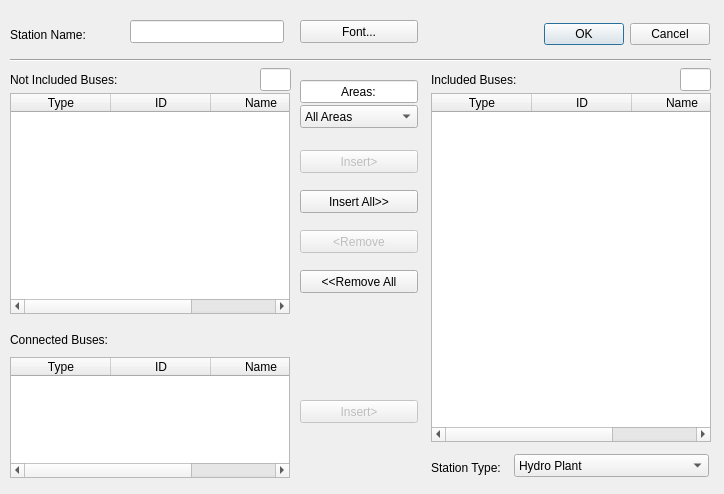
First picture: the form in GSCD/adddialog.ui, repository fzlgejiao/PowerTool, before the edit.
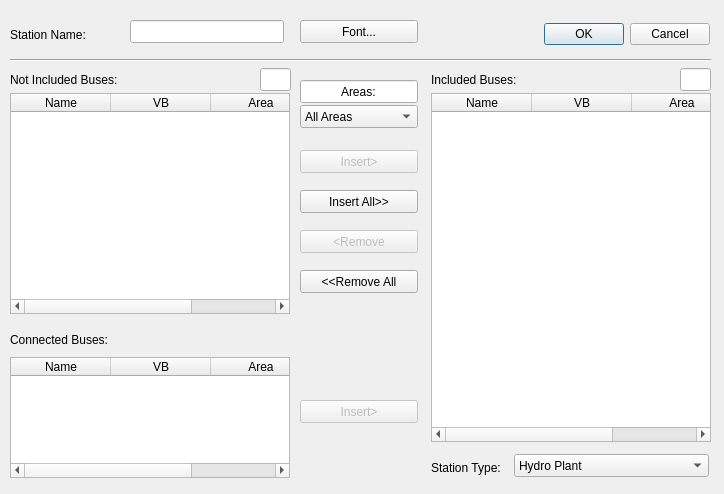
Second picture: the form after the edit.

Commit message: 1) change station edit table to Name/VB/area item 2) add link icons in station edit dialog

```diff
--- a/GSCD/adddialog.ui
+++ b/GSCD/adddialog.ui
@@ -102,21 +102,21 @@
      <height>349</height>
     </rect>
    </property>
-   <column>
-    <property name="text">
-     <string>Type</string>
-    </property>
-   </column>
-   <column>
-    <property name="text">
-     <string>ID</string>
-    </property>
-   </column>
    <column>
     <property name="text">
      <string>Name</string>
     </property>
    </column>
+   <column>
+    <property name="text">
+     <string>VB</string>
+    </property>
+   </column>
+   <column>
+    <property name="text">
+     <string>Area</string>
+    </property>
+   </column>
   </widget>
   <widget class="QLineEdit" name="lineEdit_area">
    <property name="geometry">
@@ -219,21 +219,21 @@
      <height>221</height>
     </rect>
    </property>
-   <column>
-    <property name="text">
-     <string>Type</string>
-    </property>
-   </column>
-   <column>
-    <property name="text">
-     <string>ID</string>
-    </property>
-   </column>
    <column>
     <property name="text">
      <string>Name</string>
     </property>
    </column>
+   <column>
+    <property name="text">
+     <string>VB</string>
+    </property>
+   </column>
+   <column>
+    <property name="text">
+     <string>Area</string>
+    </property>
+   </column>
   </widget>
   <widget class="QLabel" name="label_branch">
    <property name="geometry">
@@ -257,21 +257,21 @@
      <height>121</height>
     </rect>
    </property>
-   <column>
-    <property name="text">
-     <string>Type</string>
-    </property>
-   </column>
-   <column>
-    <property name="text">
-     <string>ID</string>
-    </property>
-   </column>
    <column>
     <property name="text">
      <string>Name</string>
     </property>
    </column>
+   <column>
+    <property name="text">
+     <string>VB</string>
+    </property>
+   </column>
+   <column>
+    <property name="text">
+     <string>Area</string>
+    </property>
+   </column>
   </widget>
   <widget class="QLabel" name="label_3">
    <property name="geometry">
```
The commit also changes 3 other files.
